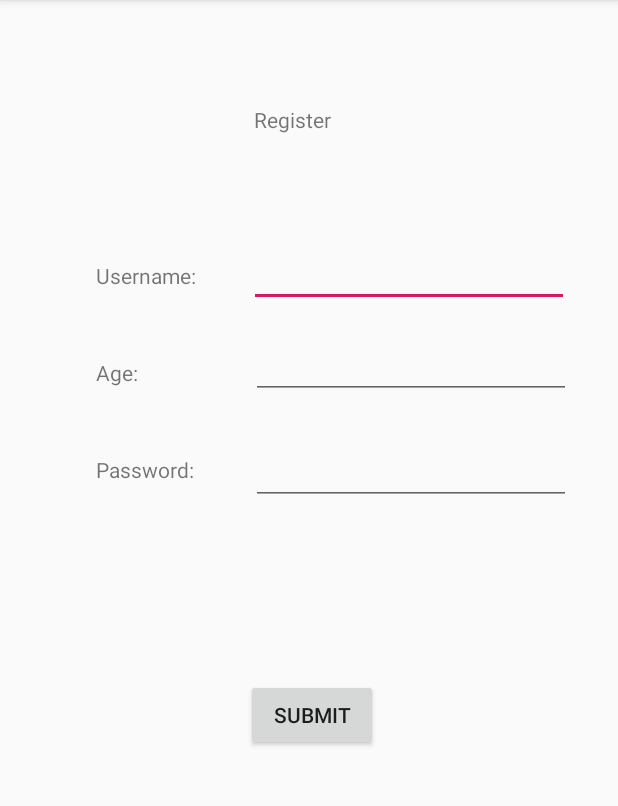
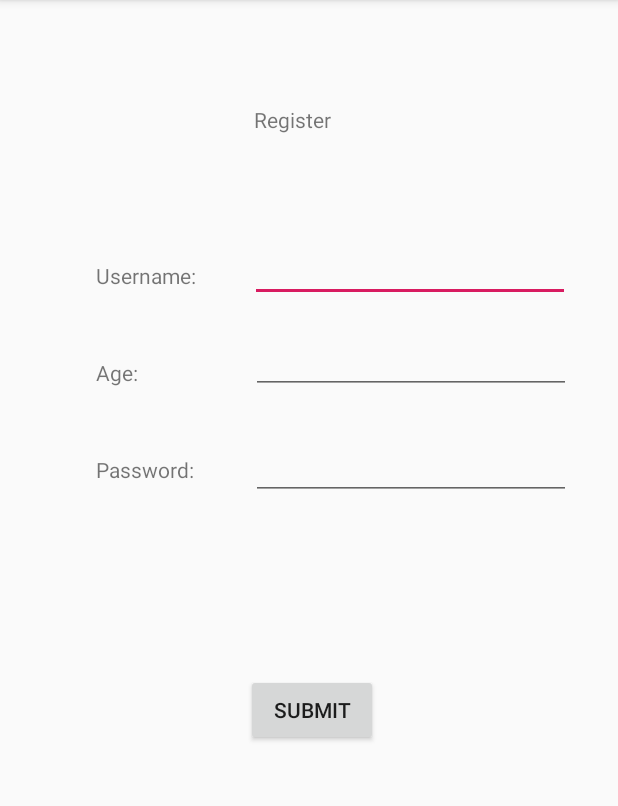
Before and after one commit to i-rme/Android-Group-Chat, an Android app: the RegisterActivity screen opened directly, with no data from a screen before it, on a phone screen of 412 x 824 dp, the part 84-890 px from its top. Run offline under Robolectric (Android 15) with nearby library versions, the phone set to English and light mode, and no system bars; our stand-ins replace Firebase (no records; nobody signed in at launch, a user with empty details on screens opened directly).

Commit message:
Fixed register activity

```diff
--- a/app/src/main/res/layout/activity_register.xml
+++ b/app/src/main/res/layout/activity_register.xml
@@ -40,11 +40,11 @@
         android:id="@+id/etUsername"
         android:layout_width="wrap_content"
         android:layout_height="wrap_content"
-        android:layout_marginStart="32dp"
-        android:layout_marginTop="159dp"
+        android:layout_marginTop="156dp"
+        android:layout_marginEnd="32dp"
         android:ems="10"
         android:inputType="textPersonName"
-        app:layout_constraintStart_toEndOf="@+id/tvUsername"
+        app:layout_constraintEnd_toEndOf="parent"
         app:layout_constraintTop_toTopOf="parent" />
 
     <Button
--- a/app/src/main/res/values/strings.xml
+++ b/app/src/main/res/values/strings.xml
@@ -5,4 +5,5 @@
     <string name="password">Password</string>
     <string name="username">Username</string>
     <string name="title_activity_chat_list">ChatListActivity</string>
+    <string name="register">Register</string>
 </resources>
```
Also changed, not shown: app/src/main/java/com/example/chatapp/LoginActivity.kt (+6 -1 lines), app/src/main/java/com/example/chatapp/RegisterActivity.kt (+6 -3 lines), app/src/main/res/layout/activity_login.xml (+11 -0 lines).
